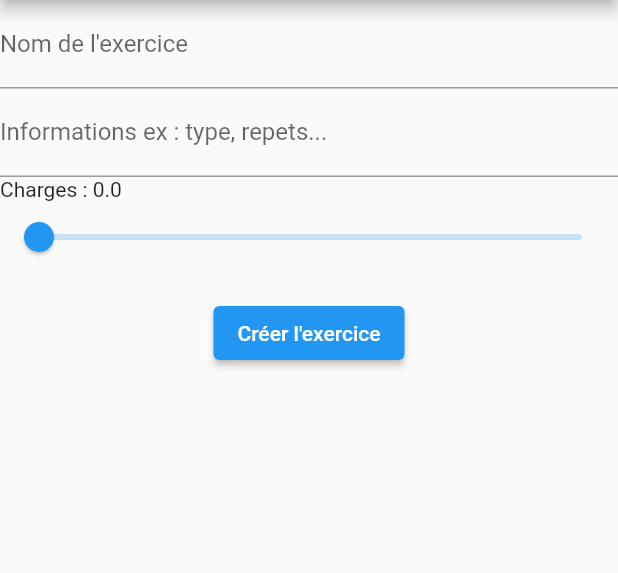
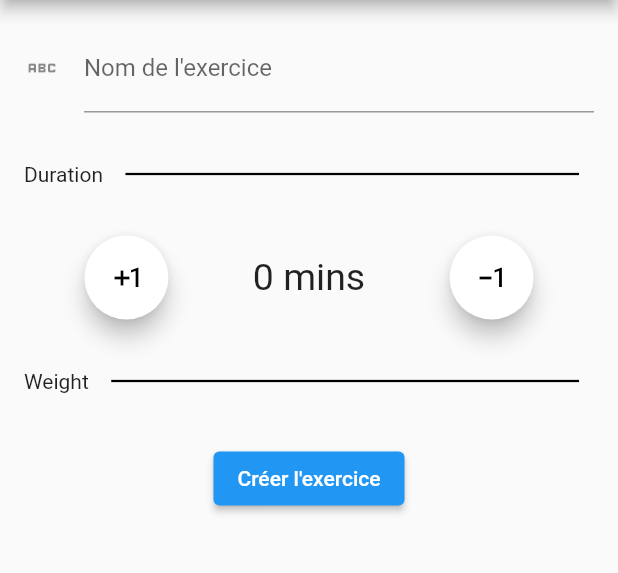
Before and after one commit to Sidarzo/FitNote, a Flutter app: the Exerciseform screen opened directly with empty values, on a phone screen of 412 x 824 dp, the part 84-657 px from its top. Run offline on Flutter 3.47's test engine with Material 2 defaults, Android fonts, the phone set to English and light mode, and no system bars; our stand-ins replace sqflite; accounts and stored records are empty.

Commit message:
Program + exercise remake

```diff
--- a/lib/view/exercise/exercise_form.dart
+++ b/lib/view/exercise/exercise_form.dart
@@ -2,6 +2,7 @@ import 'package:flutter/material.dart';
 import '../../model/exercise.dart';
 import '../../model/program.dart';
 import '/view/program/programfocus_view.dart' as programfocus_view;
+import '../../component/divider.dart';
 
 class Exerciseform extends StatefulWidget {
   const Exerciseform({Key? key}) : super(key: key);
@@ -15,13 +16,10 @@ class Exerciseform extends StatefulWidget {
 class _exerciseState extends State<Exerciseform> {
   @override
   final _formKey = GlobalKey<FormState>();
+
   final TextEditingController nameEditingController = TextEditingController();
-  final TextEditingController informationEditingController =
-      TextEditingController();
-  var dropdownValue = 'Musculation';
-  bool muscuSelected = true;
-  final name = 'Error';
-  var currentSliderValue = 0.00;
+
+  var durationValue = 0;
 
   Widget build(BuildContext context) {
     final args = ModalRoute.of(context)!.settings.arguments as ScreenArguments;
@@ -35,9 +33,14 @@ class _exerciseState extends State<Exerciseform> {
         child: Column(
           crossAxisAlignment: CrossAxisAlignment.start,
           children: [
-            TextFormField(
+            Padding(
+              padding: const EdgeInsets.all(16.0),
+              child: TextFormField(
                 controller: nameEditingController,
-              decoration: InputDecoration(label: Text('Nom de l\'exercice')),
+                decoration: const InputDecoration(
+                  label: Text('Nom de l\'exercice'),
+                  icon: Icon(Icons.abc),
+                ),
                 validator: (formName) {
                   if (formName == null || formName.isEmpty) {
                     return 'Rentrez un nom valide';
@@ -45,30 +48,53 @@ class _exerciseState extends State<Exerciseform> {
                   return null;
                 },
               ),
-            TextFormField(
-              controller: informationEditingController,
-              decoration: const InputDecoration(
-                  label: Text('Informations ex : type, repets...')),
-              keyboardType: TextInputType.number,
-              validator: (formWeight) {
-                if (formWeight == null || formWeight.isEmpty) {
-                  return 'Rentrez des informations';
-                }
-                //   formWeight = int.parse(formWeight);
-                return null;
-              },
             ),
-            Text('Charges : ' + currentSliderValue.toString()),
-            Slider(
-              value: currentSliderValue,
-              max: 100,
-              divisions: 100,
-              onChanged: (double value) {
+            Padding(
+                padding: const EdgeInsets.symmetric(horizontal: 16.0),
+                child: createDivider('Duration')),
+
+            //
+            // DURATION
+            //
+            Padding(
+              padding: const EdgeInsets.symmetric(vertical: 16.0),
+              child: Center(
+                child: Row(
+                  mainAxisAlignment: MainAxisAlignment.spaceEvenly,
+                  children: <Widget>[
+                    FloatingActionButton(
+                      onPressed: () {
                         setState(() {
-                  currentSliderValue = value;
+                          durationValue += 1;
                         });
                       },
+                      child: const Icon(
+                        Icons.exposure_plus_1,
+                        color: Colors.black,
                       ),
+                      backgroundColor: Colors.white,
+                    ),
+                    Text(durationValue.toString() + ' mins',
+                        style: TextStyle(fontSize: 25.0)),
+                    FloatingActionButton(
+                      onPressed: () {
+                        setState(() {
+                          if (durationValue > 0) {
+                            durationValue -= 1;
+                          }
+                        });
+                      },
+                      child: const Icon(Icons.exposure_minus_1,
+                          color: Colors.black),
+                      backgroundColor: Colors.white,
+                    ),
+                  ],
+                ),
+              ),
+            ),
+            Padding(
+                padding: const EdgeInsets.symmetric(horizontal: 16.0),
+                child: createDivider('Weight')),
             Padding(
               padding: const EdgeInsets.symmetric(vertical: 16.0),
               child: Center(
@@ -76,23 +102,11 @@ class _exerciseState extends State<Exerciseform> {
                   onPressed: () async {
                     if (_formKey.currentState!.validate()) {
                       String name = nameEditingController.text;
-                      String weightString = informationEditingController.text;
-                      int weightInt;
-                      try {
-                        weightInt = int.parse(weightString);
-                      } catch (e) {
-                        print(e);
-                        weightInt = 0;
-                      }
-                      // var newExo = Exercise(
-                      //   id: null,
-                      //   program_id: args.program.id ?? 0,
-                      //   name: name,
-                      //   repeat: currentSliderValue.round(),
-                      //   weight: weightInt,
-                      //   type_id: 0,
-                      // );
-                      // await Exercise.insertExercise(newExo);
+                      var newProgram = Program(
+                        id: null,
+                        name: name,
+                      );
+                      await Program.insertProgram(newProgram);
                       Navigator.pushNamed(
                         context,
                         programfocus_view.ProgramFocusScreen.routeName,
```
Also changed, not shown: lib/view/program/program_form.dart (+6 -9 lines). Lines whose indentation alone changed are shown as unchanged.
